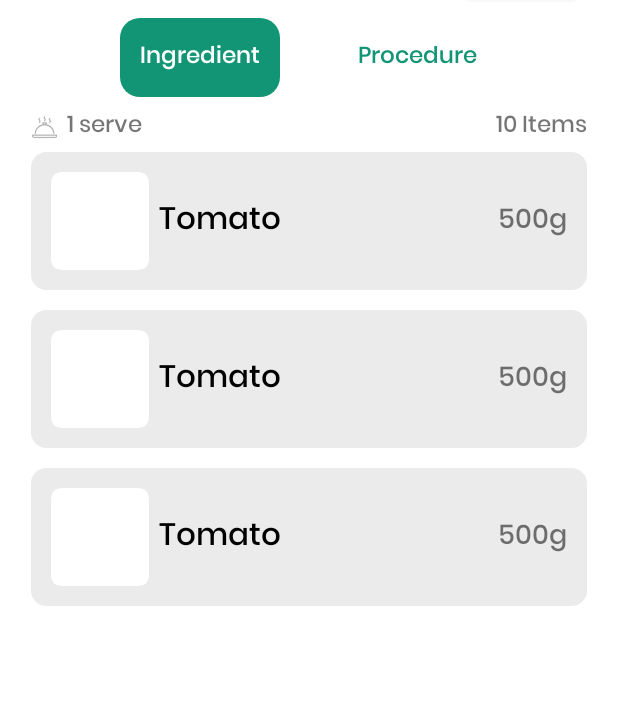
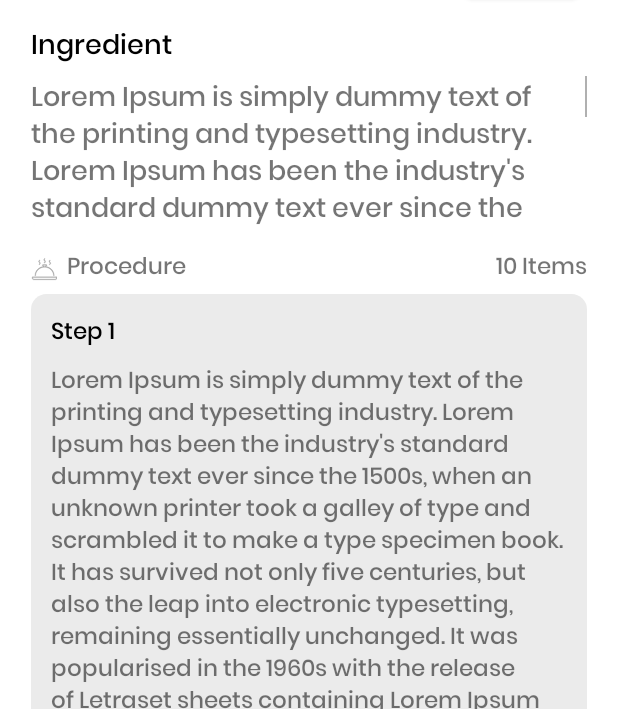
Before and after one commit to CallmeDunno/FoodRecipe, an Android app: the layout food_recipe_fragment_recipe.xml on its own in the app's theme, with its tools: preview values and no code run, on a phone screen of 412 x 824 dp, the part 527-1236 px from its top. Run offline under Robolectric (Android 15) with nearby library versions, the phone set to English and light mode, and no system bars.

Commit message:
update ViewModel and Repository files, edit Recipe UI

```diff
--- a/app/src/main/java/com/example/btl_cnpm/data/repository/test.kt
+++ /dev/null
@@ -1,4 +0,0 @@
-package com.example.btl_cnpm.data.repository
-
-class test {
-}
--- a/app/src/main/java/com/example/btl_cnpm/ui/forgot_pasword/ForgotPasswordViewModel.kt
+++ b/app/src/main/java/com/example/btl_cnpm/ui/forgot_pasword/ForgotPasswordViewModel.kt
@@ -1,8 +1,10 @@
 package com.example.btl_cnpm.ui.forgot_pasword
 
 import androidx.lifecycle.ViewModel
+import com.example.btl_cnpm.data.repository.LoginRepository
 import dagger.hilt.android.lifecycle.HiltViewModel
+import javax.inject.Inject
 
 @HiltViewModel
-class ForgotPasswordViewModel : ViewModel() {
+class ForgotPasswordViewModel @Inject constructor(private val repository: LoginRepository) : ViewModel() {
 }
--- a/app/src/main/java/com/example/btl_cnpm/ui/sign_in/SignInViewModel.kt
+++ b/app/src/main/java/com/example/btl_cnpm/ui/sign_in/SignInViewModel.kt
@@ -1,8 +1,10 @@
 package com.example.btl_cnpm.ui.sign_in
 
 import androidx.lifecycle.ViewModel
+import com.example.btl_cnpm.data.repository.LoginRepository
 import dagger.hilt.android.lifecycle.HiltViewModel
+import javax.inject.Inject
 
 @HiltViewModel
-class SignInViewModel : ViewModel() {
+class SignInViewModel @Inject constructor(private val repository: LoginRepository) : ViewModel() {
 }
--- a/app/src/main/java/com/example/btl_cnpm/ui/sign_up/SignUpViewModel.kt
+++ b/app/src/main/java/com/example/btl_cnpm/ui/sign_up/SignUpViewModel.kt
@@ -1,8 +1,11 @@
 package com.example.btl_cnpm.ui.sign_up
 
 import androidx.lifecycle.ViewModel
+import com.example.btl_cnpm.data.repository.LoginRepository
 import dagger.hilt.android.lifecycle.HiltViewModel
+import javax.inject.Inject
 
 @HiltViewModel
-class SignUpViewModel : ViewModel() {
+class SignUpViewModel @Inject constructor(private val repository: LoginRepository) : ViewModel() {
+
 }
--- a/app/src/main/java/com/example/btl_cnpm/ui/splash/SplashViewModel.kt
+++ b/app/src/main/java/com/example/btl_cnpm/ui/splash/SplashViewModel.kt
@@ -1,8 +1,10 @@
 package com.example.btl_cnpm.ui.splash
 
 import androidx.lifecycle.ViewModel
+import com.example.btl_cnpm.data.repository.LoginRepository
 import dagger.hilt.android.lifecycle.HiltViewModel
+import javax.inject.Inject
 
 @HiltViewModel
-class SplashViewModel : ViewModel() {
+class SplashViewModel @Inject constructor(private val repository: LoginRepository) : ViewModel() {
 }
--- a/app/src/main/res/layout/food_recipe_fragment_recipe.xml
+++ b/app/src/main/res/layout/food_recipe_fragment_recipe.xml
@@ -227,43 +227,31 @@
 
         </androidx.constraintlayout.widget.ConstraintLayout>
 
-        <RadioGroup
-            android:id="@+id/rgTabBar"
+        <TextView
             android:layout_width="match_parent"
             android:layout_height="wrap_content"
-            android:layout_marginTop="@dimen/_5sdp"
-            android:gravity="center"
-            android:orientation="horizontal"
-            app:layout_constraintTop_toBottomOf="@id/layoutAuthor">
+            android:text="Ingredient"
+            app:layout_constraintTop_toBottomOf="@id/layoutAuthor"
+            android:layout_marginHorizontal="@dimen/_16sdp"
+            android:fontFamily="@font/poppins_medium"
+            android:textSize="@dimen/_14ssp"
+            android:textColor="@color/black"
+            android:id="@+id/tvTitleIngredientRecipe"
+            android:layout_marginTop="@dimen/_8sdp" />
 
-            <RadioButton
-                android:id="@+id/rbIngredientRecipe"
-                android:layout_width="wrap_content"
-                android:layout_height="wrap_content"
-                android:layout_marginEnd="@dimen/_15sdp"
-                android:background="@drawable/bg_green_radio_button"
-                android:button="@null"
-                android:checked="true"
-                android:fontFamily="@font/poppins_medium"
-                android:padding="@dimen/_10sdp"
-                android:text="Ingredient"
-                android:textColor="@color/white"
-                android:textSize="@dimen/_12ssp" />
-
-            <RadioButton
-                android:id="@+id/rbProcedureRecipe"
-                android:layout_width="wrap_content"
-                android:layout_height="wrap_content"
-                android:layout_marginStart="@dimen/_15sdp"
-                android:background="@drawable/bg_green_radio_button"
-                android:button="@null"
-                android:fontFamily="@font/poppins_medium"
-                android:padding="@dimen/_10sdp"
-                android:text="Procedure"
-                android:textColor="@color/veronese_green"
-                android:textSize="@dimen/_12ssp" />
-
-        </RadioGroup>
+        <TextView
+            android:layout_width="match_parent"
+            android:layout_height="wrap_content"
+            android:text="Lorem Ipsum is simply dummy text of the printing and typesetting industry. Lorem Ipsum has been the industry's standard dummy text ever since the 1500s, when an unknown printer took a galley of type and scrambled it to make a type specimen book. It has survived not only five centuries, but also the leap into electronic typesetting, remaining essentially unchanged. It was popularised in the 1960s with the release of Letraset sheets containing Lorem Ipsum passages, and more recently with desktop publishing software like Aldus PageMaker including versions of Lorem Ipsum."
+            android:layout_marginHorizontal="@dimen/_16sdp"
+            android:textSize="@dimen/_14ssp"
+            android:paddingVertical="@dimen/_3sdp"
+            android:scrollbarSize="@dimen/_1sdp"
+            android:scrollbars="vertical"
+            android:maxLines="4"
+            android:id="@+id/tvIngredientRecipe"
+            android:fontFamily="@font/poppins_medium"
+            app:layout_constraintTop_toBottomOf="@id/tvTitleIngredientRecipe"/>
 
         <LinearLayout
             android:id="@+id/layoutItemCountRecipe"
@@ -273,7 +261,7 @@
             android:layout_marginVertical="@dimen/_5sdp"
             android:orientation="horizontal"
             android:weightSum="2"
-            app:layout_constraintTop_toBottomOf="@id/rgTabBar">
+            app:layout_constraintTop_toBottomOf="@id/tvIngredientRecipe">
 
             <TextView
                 android:layout_width="0dp"
@@ -282,7 +270,7 @@
                 android:drawableStart="@drawable/ic_cook"
                 android:drawablePadding="@dimen/_5sdp"
                 android:fontFamily="@font/poppins_medium"
-                android:text="1 serve"
+                android:text="Procedure"
                 android:textAlignment="textStart"
                 android:textSize="@dimen/_12ssp" />
 
@@ -290,6 +278,7 @@
                 android:layout_width="0dp"
                 android:layout_height="wrap_content"
                 android:layout_weight="1"
+                android:id="@+id/tvTotalStepsRecipe"
                 android:fontFamily="@font/poppins_medium"
                 android:text="10 Items"
                 android:textAlignment="textEnd"
@@ -305,7 +294,7 @@
             app:layoutManager="androidx.recyclerview.widget.LinearLayoutManager"
             app:layout_constraintBottom_toBottomOf="parent"
             app:layout_constraintTop_toBottomOf="@id/layoutItemCountRecipe"
-            tools:listitem="@layout/food_recipe_item_ingredient" />
+            tools:listitem="@layout/food_recipe_item_step" />
 
     </androidx.constraintlayout.widget.ConstraintLayout>
 
--- a/app/src/main/res/layout/food_recipe_item_ingredient.xml
+++ /dev/null
@@ -1,74 +0,0 @@
-<?xml version="1.0" encoding="utf-8"?>
-<layout xmlns:android="http://schemas.android.com/apk/res/android"
-    xmlns:app="http://schemas.android.com/apk/res-auto">
-
-    <data>
-
-    </data>
-
-    <androidx.cardview.widget.CardView
-        android:layout_width="match_parent"
-        android:layout_height="wrap_content"
-        android:layout_marginHorizontal="@dimen/_16sdp"
-        android:layout_marginBottom="@dimen/_10sdp"
-        app:cardCornerRadius="@dimen/_8sdp"
-        app:cardElevation="0dp">
-
-        <androidx.constraintlayout.widget.ConstraintLayout
-            android:layout_width="match_parent"
-            android:layout_height="match_parent"
-            android:background="@color/background_null">
-
-            <androidx.cardview.widget.CardView
-                android:id="@+id/cvIngredientItemStep"
-                android:layout_width="wrap_content"
-                android:layout_height="wrap_content"
-                android:layout_margin="@dimen/_10sdp"
-                android:background="@color/white"
-                app:cardCornerRadius="@dimen/_5sdp"
-                app:cardElevation="0dp"
-                app:layout_constraintBottom_toBottomOf="parent"
-                app:layout_constraintStart_toStartOf="parent"
-                app:layout_constraintTop_toTopOf="parent">
-
-                <ImageView
-                    android:id="@+id/imgIngredientItemStep"
-                    android:layout_width="@dimen/_50sdp"
-                    android:layout_height="@dimen/_50sdp"
-                    android:scaleType="centerCrop" />
-
-            </androidx.cardview.widget.CardView>
-
-            <TextView
-                android:id="@+id/tvWeightIngredientItemStep"
-                android:layout_width="wrap_content"
-                android:layout_height="wrap_content"
-                android:layout_margin="@dimen/_10sdp"
-                android:fontFamily="@font/poppins_medium"
-                android:text="500g"
-                android:textSize="@dimen/_14ssp"
-                app:layout_constraintBottom_toBottomOf="parent"
-                app:layout_constraintEnd_toEndOf="parent"
-                app:layout_constraintTop_toTopOf="parent" />
-
-            <TextView
-                android:layout_width="0dp"
-                android:layout_height="wrap_content"
-                android:layout_marginHorizontal="@dimen/_5sdp"
-                android:ellipsize="end"
-                android:fontFamily="@font/poppins_medium"
-                android:maxLines="2"
-                android:text="Tomato"
-                android:textColor="@color/black"
-                android:textSize="@dimen/_16ssp"
-                app:layout_constraintBottom_toBottomOf="@id/cvIngredientItemStep"
-                app:layout_constraintEnd_toStartOf="@id/tvWeightIngredientItemStep"
-                app:layout_constraintStart_toEndOf="@id/cvIngredientItemStep"
-                app:layout_constraintTop_toTopOf="@id/cvIngredientItemStep" />
-
-
-        </androidx.constraintlayout.widget.ConstraintLayout>
-
-    </androidx.cardview.widget.CardView>
-
-</layout>
```
Also changed, not shown: app/src/main/java/com/example/btl_cnpm/data/repository/LoginRepository.kt (+7 -1 lines), app/src/main/java/com/example/btl_cnpm/di/RepositoryModule.kt (+10 -0 lines), app/src/main/java/com/example/btl_cnpm/model/User.kt (added, +81 -0 lines), app/src/main/java/com/example/btl_cnpm/ui/recipe/RecipeFragment.kt (+2 -15 lines).
